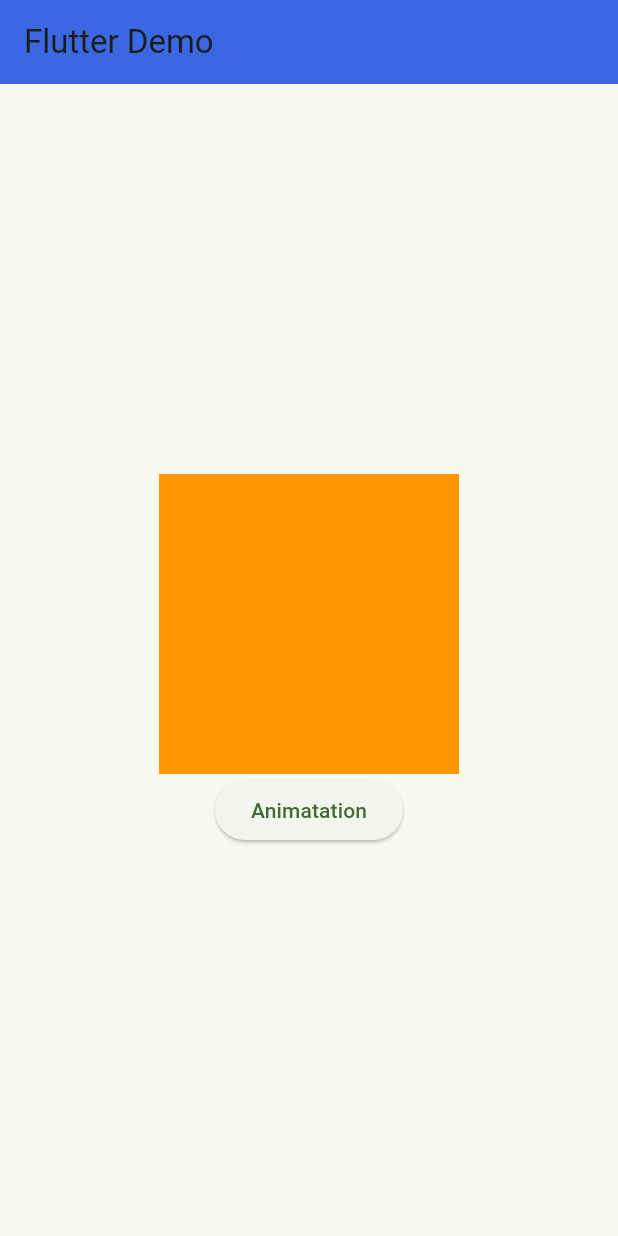
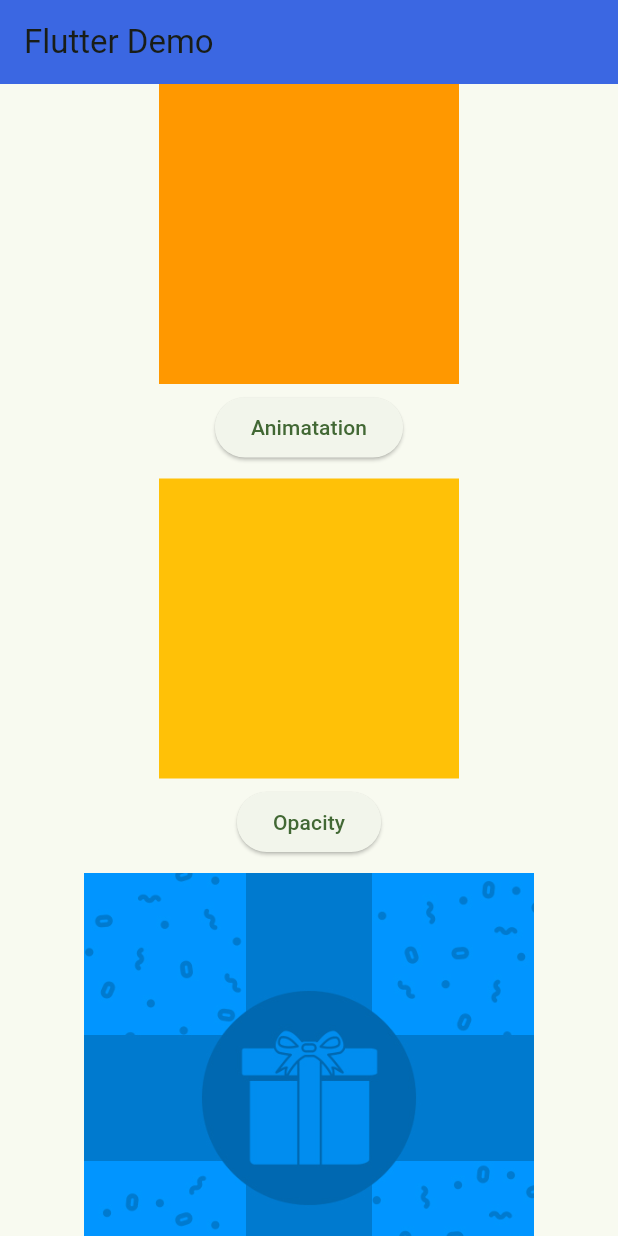
Before and after one commit to prajapatihet/firstapp, a Flutter app: the screen it shows after launch, on a phone screen of 412 x 824 dp. Run offline on Flutter 3.47's test engine with Material 3 defaults, Android fonts, the phone set to English and light mode, and no system bars; our stand-ins replace font_awesome_flutter.

Commit message:
cross-fade

```diff
--- a/lib/src/present/views/main_screen/main_home.dart
+++ b/lib/src/present/views/main_screen/main_home.dart
@@ -11,21 +11,6 @@ class MainHomeScreen extends StatefulWidget {
 }
 
 class _MainHomeScreenState extends State<MainHomeScreen> {
-  var arrColors = [
-    Colors.red,
-    Colors.blue,
-    Colors.grey,
-    Colors.red,
-    Colors.blueGrey,
-    Colors.green,
-    Colors.yellow,
-    Colors.lightBlue,
-    Colors.redAccent,
-    Colors.deepOrange,
-    Colors.amber
-  ];
-  RangeValues value = RangeValues(0, 100);
-
   // var time = DateTime.now();
 
   var _width = 200.0;
@@ -33,17 +18,32 @@ class _MainHomeScreenState extends State<MainHomeScreen> {
   bool flag = true;
   Color bgColor = Colors.orange;
 
+  var myOpacity = 1.0;
+  bool opflag = true;
+
+  bool isFirst = true;
+
+  void reload() {
+    setState(() {
+      if (isFirst) {
+        isFirst = false;
+      } else {
+        isFirst = true;
+      }
+    });
+  }
+
   @override
   Widget build(BuildContext context) {
-    RangeLabels label =
-        RangeLabels(value.start.toString(), value.end.toString());
     return Scaffold(
       appBar: AppBar(
         backgroundColor: Color.fromARGB(255, 58, 103, 238),
         title: const Text('Flutter Demo'),
         elevation: 2,
       ),
-      body: Center(
+      body: SingleChildScrollView(
+        child: SizedBox(
+          child: Center(
             child: Column(
               mainAxisAlignment: MainAxisAlignment.center,
               children: [
@@ -52,6 +52,9 @@ class _MainHomeScreenState extends State<MainHomeScreen> {
                   width: _width,
                   height: _height,
                   color: bgColor,
+                ),
+                SizedBox(
+                  height: 5,
                 ),
                 ElevatedButton(
                   onPressed: () {
@@ -69,8 +72,69 @@ class _MainHomeScreenState extends State<MainHomeScreen> {
                       }
                     });
                   },
-                child: Text('Animatation'))
+                  child: Text('Animatation'),
+                ),
+                const SizedBox(
+                  height: 10,
+                ),
+                AnimatedOpacity(
+                  opacity: myOpacity,
+                  duration: Duration(seconds: 1),
+                  curve: Curves.fastOutSlowIn,
+                  child: Container(
+                    width: 200,
+                    height: 200,
+                    color: Colors.amber,
+                  ),
+                ),
+                const SizedBox(
+                  height: 5,
+                ),
+                ElevatedButton(
+                  onPressed: () {
+                    setState(() {
+                      if (opflag) {
+                        myOpacity = 0.0;
+                        opflag = false;
+                      } else {
+                        myOpacity = 1.0;
+                        opflag = true;
+                      }
+                    });
+                  },
+                  child: Text('Opacity'),
+                ),
+                SizedBox(
+                  height: 10,
+                ),
+                AnimatedCrossFade(
+                  firstChild: Image.asset(
+                    'assets/images/card-close.png',
+                    width: 300,
+                    height: 300,
+                  ),
+                  secondChild: Image.asset(
+                    'assets/images/card-open.png',
+                    width: 300,
+                    height: 300,
+                  ),
+                  crossFadeState: isFirst
+                      ? CrossFadeState.showFirst
+                      : CrossFadeState.showSecond,
+                  duration: Duration(seconds: 2),
+                ),
+                SizedBox(
+                  height: 10,
+                ),
+                ElevatedButton(
+                  onPressed: () {
+                    reload();
+                  },
+                  child: Text('Cross-Fade'),
+                ),
               ],
+            ),
+          ),
         ),
       ),
     );
```
Also changed, not shown: assets/images/card-close.png (added), assets/images/card-open.png (added). Lines whose indentation alone changed are shown as unchanged.
